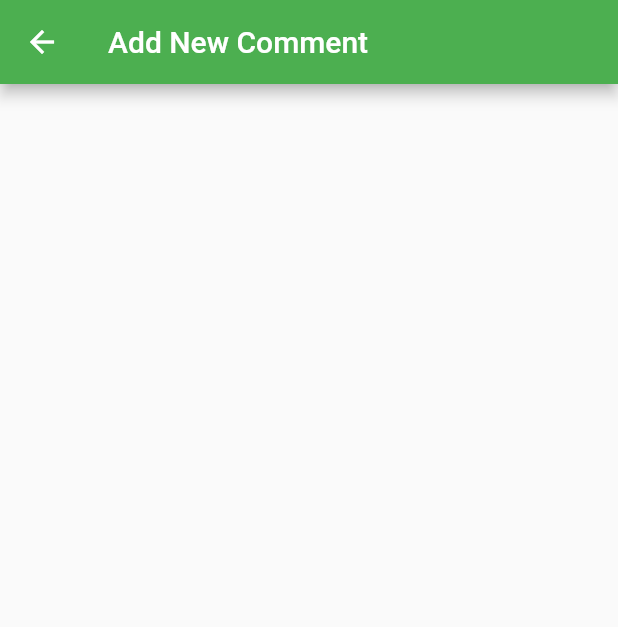
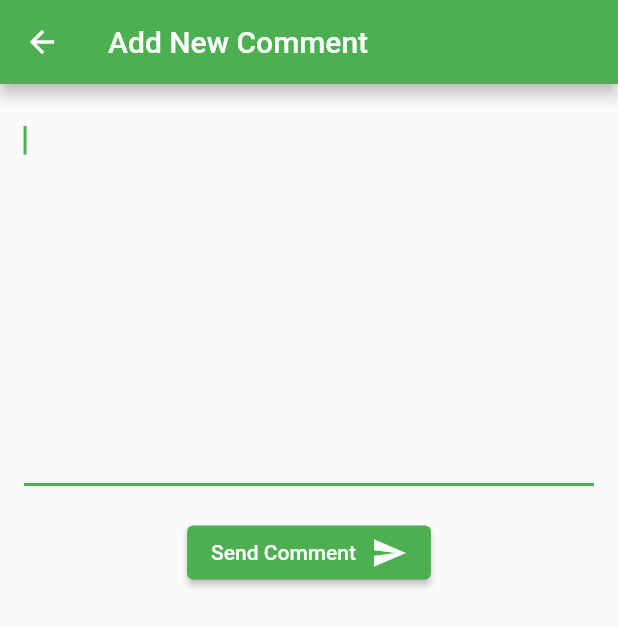
Before and after one commit to devloop100/commets_load, a Flutter app: the screen it shows after launch, after a tap on the "add" icon, on a phone screen of 412 x 824 dp. Shown: the top 627 px of the screen. Run offline on Flutter 3.47's test engine with Material 2 defaults, Android fonts, the phone set to English and light mode, and no system bars; our stand-ins replace infinite_scroll_pagination; missing offline and left inert: random_avatar; network calls fail; Roboto replaces fonts that are missing (Montserrat).

Commit message:
added international text direction
text field to send comment now supports hebrew text

```diff
--- a/comments/lib/app/screens/add_comment_view.dart
+++ b/comments/lib/app/screens/add_comment_view.dart
@@ -1,7 +1,36 @@
+import 'package:comments/common/widgets/text_direction.dart';
 import 'package:flutter/material.dart';
 
-class AddCommentView extends StatelessWidget {
+class AddCommentView extends StatefulWidget {
   const AddCommentView({Key? key}) : super(key: key);
+
+  @override
+  State<AddCommentView> createState() => _AddCommentViewState();
+}
+
+class _AddCommentViewState extends State<AddCommentView> {
+  final TextEditingController _controller = TextEditingController();
+  final FocusNode _focusNode = FocusNode();
+
+  @override
+  void initState() {
+    super.initState();
+    _controller.addListener(() {
+      _textUpdated();
+    });
+  }
+
+  @override
+  void dispose() {
+    _focusNode.dispose();
+    _controller.dispose();
+    super.dispose();
+  }
+
+  // update the state when text is change so the auto direction can be updated
+  void _textUpdated() {
+    setState(() {});
+  }
 
   @override
   Widget build(BuildContext context) {
@@ -10,7 +39,42 @@ class AddCommentView extends StatelessWidget {
         title: const Text('Add New Comment'),
       ),
       resizeToAvoidBottomInset: false,
-      body: Container(),
+      body: Column(
+        children: [
+          Container(
+            height: MediaQuery.of(context).size.height * 0.35,
+            padding: const EdgeInsets.all(16),
+            child: AutoDirection(
+              text: _controller.text,
+              child: TextFormField(
+                focusNode: _focusNode,
+                autofocus: true,
+                controller: _controller,
+                maxLines: 12,
+                keyboardType: TextInputType.multiline,
+                style: const TextStyle(color: Colors.black),
+              ),
+            ),
+          ),
+          ElevatedButton(
+            onPressed: () {
+              setState(() {
+                // _futureAlbum = createAlbum(_controller.text);
+              });
+            },
+            child: Row(
+              mainAxisSize: MainAxisSize.min,
+              children: const [
+                Text('Send Comment'),
+                SizedBox(
+                  width: 10,
+                ),
+                Icon(Icons.send)
+              ],
+            ),
+          ),
+        ],
+      ),
     );
   }
 }
--- /dev/null
+++ b/comments/lib/common/widgets/text_direction.dart
@@ -0,0 +1,45 @@
+import 'package:flutter/material.dart';
+import 'package:intl/intl.dart' as intl;
+
+class AutoDirection extends StatefulWidget {
+  final String text;
+  final Widget child;
+  final void Function(bool isRTL)? onDirectionChange;
+
+  const AutoDirection(
+      {Key? key,
+      required this.text,
+      required this.child,
+      this.onDirectionChange})
+      : super(key: key);
+
+  @override
+  State<AutoDirection> createState() => _AutoDirectionState();
+}
+
+class _AutoDirectionState extends State<AutoDirection> {
+  late String text;
+  late Widget childWidget;
+
+  @override
+  Widget build(BuildContext context) {
+    text = widget.text;
+    childWidget = widget.child;
+    return Directionality(
+        textDirection: isRTL(text) ? TextDirection.rtl : TextDirection.ltr,
+        child: childWidget);
+  }
+
+  @override
+  void didUpdateWidget(AutoDirection oldWidget) {
+    if (isRTL(oldWidget.text) != isRTL(widget.text)) {
+      WidgetsBinding.instance.addPostFrameCallback(
+          (_) => widget.onDirectionChange?.call(isRTL(widget.text)));
+    }
+    super.didUpdateWidget(oldWidget);
+  }
+
+  bool isRTL(String text) {
+    return intl.Bidi.detectRtlDirectionality(text);
+  }
+}
--- a/comments/pubspec.yaml
+++ b/comments/pubspec.yaml
@@ -13,6 +13,7 @@ dependencies:
   http: ^0.13.4
   infinite_scroll_pagination: ^3.2.0
   random_avatar: ^0.0.7
+  intl: ^0.17.0
   flutter:
     sdk: flutter
   cupertino_icons: ^1.0.2
```
Also changed, not shown: comments/pubspec.lock.
